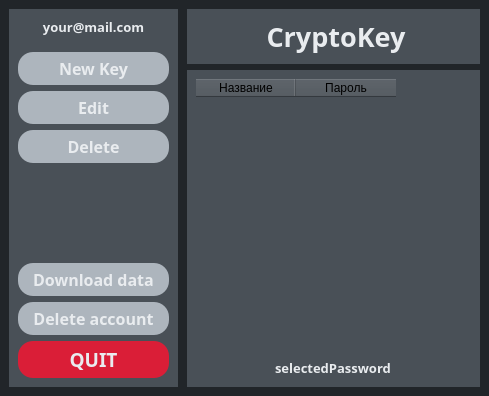
PashtetDev/CryptoKey, file ui_resources/main_window.ui: the form before one commit.
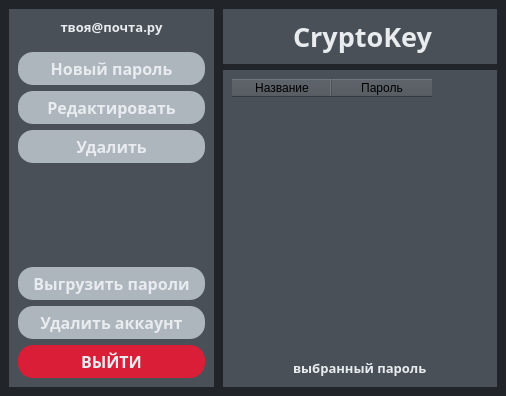
The form after the commit.

The edit to the form file:
```diff
--- a/ui_resources/main_window.ui
+++ b/ui_resources/main_window.ui
@@ -354,7 +354,7 @@
           </font>
          </property>
          <property name="text">
-          <string>your@mail.com</string>
+          <string>твоя@почта.ру</string>
          </property>
          <property name="alignment">
           <set>Qt::AlignCenter</set>
@@ -410,7 +410,7 @@
              <cursorShape>PointingHandCursor</cursorShape>
             </property>
             <property name="text">
-             <string>New Key</string>
+             <string>Новый пароль</string>
             </property>
             <property name="iconSize">
              <size>
@@ -442,7 +442,7 @@
              <cursorShape>PointingHandCursor</cursorShape>
             </property>
             <property name="text">
-             <string>Edit</string>
+             <string>Редактировать</string>
             </property>
             <property name="iconSize">
              <size>
@@ -474,7 +474,7 @@
              <cursorShape>PointingHandCursor</cursorShape>
             </property>
             <property name="text">
-             <string>Delete</string>
+             <string>Удалить</string>
             </property>
             <property name="iconSize">
              <size>
@@ -509,7 +509,7 @@
           <cursorShape>PointingHandCursor</cursorShape>
          </property>
          <property name="text">
-          <string>Download data</string>
+          <string>Выгрузить пароли</string>
          </property>
         </widget>
        </item>
@@ -529,7 +529,7 @@
           </font>
          </property>
          <property name="text">
-          <string>Delete account</string>
+          <string>Удалить аккаунт</string>
          </property>
         </widget>
        </item>
@@ -544,12 +544,12 @@
          <property name="font">
           <font>
            <family>Segoe UI Semibold</family>
-           <pointsize>14</pointsize>
+           <pointsize>12</pointsize>
            <bold>true</bold>
           </font>
          </property>
          <property name="text">
-          <string>QUIT</string>
+          <string>ВЫЙТИ</string>
          </property>
         </widget>
        </item>
@@ -733,7 +733,7 @@
              </font>
             </property>
             <property name="text">
-             <string>selectedPassword</string>
+             <string>выбранный пароль</string>
             </property>
             <property name="alignment">
              <set>Qt::AlignCenter</set>
```
